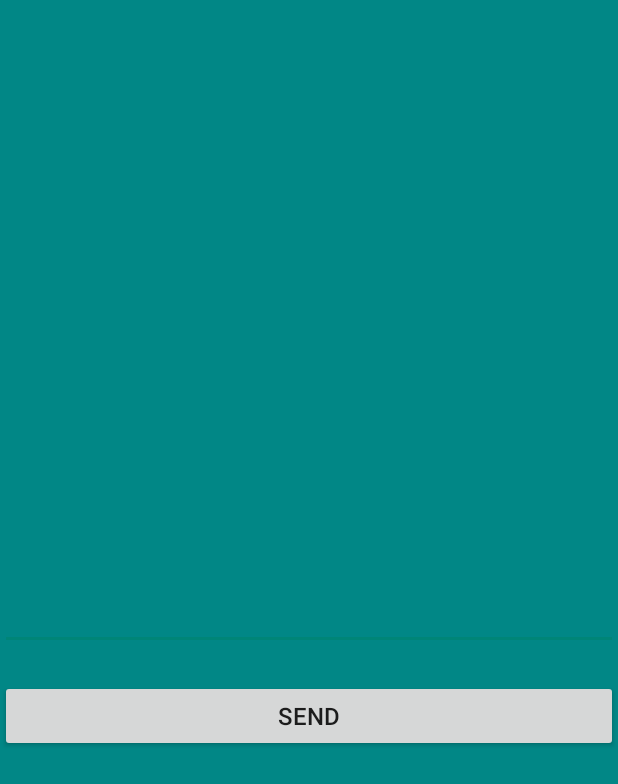
After one commit to gashig007/Weather-App, an Android app: the layout fragment_weather_detail.xml on its own in the app's theme, with its tools: preview values and no code run, on a phone screen of 412 x 824 dp. The commit adds this screen. Shown: the top 784 px of the screen. Run offline under Robolectric (Android 15) with nearby library versions, the phone set to English and light mode, and no system bars.

Commit message:
set 4 hw

```diff
--- a/app/build.gradle
+++ b/app/build.gradle
@@ -1,5 +1,7 @@
 plugins {
     id 'com.android.application'
+    id 'androidx.navigation.safeargs'
+    id 'dagger.hilt.android.plugin'
 }
 
 android {
@@ -56,4 +58,7 @@ dependencies {
     implementation "com.squareup.okhttp3:okhttp-bom:4.9.2"
     implementation "com.squareup.okhttp3:okhttp"
     implementation "com.squareup.okhttp3:logging-interceptor"
+
+    implementation "com.google.dagger:hilt-android:2.41"
+    annotationProcessor "com.google.dagger:hilt-compiler:2.41"
 }
--- a/app/src/main/java/com/geektech/homework53/MainActivity.java
+++ b/app/src/main/java/com/geektech/homework53/MainActivity.java
@@ -4,6 +4,9 @@ import androidx.appcompat.app.AppCompatActivity;
 
 import android.os.Bundle;
 
+import dagger.hilt.android.AndroidEntryPoint;
+
+@AndroidEntryPoint
 public class MainActivity extends AppCompatActivity {
 
     @Override
--- /dev/null
+++ b/app/src/main/java/com/geektech/homework53/common/OnItemClick.java
@@ -0,0 +1,5 @@
+package com.geektech.homework53.common;
+
+public interface OnItemClick <T>{
+    void onItemClick(T data);
+}
--- a/app/src/main/res/layout/fragment_weather.xml
+++ b/app/src/main/res/layout/fragment_weather.xml
@@ -72,7 +72,7 @@
                 android:textStyle="bold"
                 app:layout_constraintEnd_toEndOf="parent"
                 app:layout_constraintTop_toTopOf="parent"
-                android:text="Bishkek" />
+                tools:text="Bishkek" />
 
             <ImageView
                 android:layout_width="wrap_content"
--- /dev/null
+++ b/app/src/main/res/layout/fragment_weather_detail.xml
@@ -0,0 +1,25 @@
+<?xml version="1.0" encoding="utf-8"?>
+<androidx.constraintlayout.widget.ConstraintLayout xmlns:android="http://schemas.android.com/apk/res/android"
+    android:layout_width="match_parent"
+    android:layout_height="match_parent"
+    android:background="@color/teal_700"
+    xmlns:app="http://schemas.android.com/apk/res-auto">
+
+    <EditText
+        android:id="@+id/edittext"
+        android:layout_width="match_parent"
+        android:layout_height="wrap_content"
+        app:layout_constraintTop_toTopOf="parent"
+        android:textSize="16sp"
+        app:layout_constraintBottom_toBottomOf="parent"/>
+
+    <Button
+        android:id="@+id/button"
+        android:layout_width="match_parent"
+        android:layout_height="wrap_content"
+        android:text="Send"
+        android:textSize="16sp"
+        app:layout_constraintTop_toBottomOf="@id/edittext"
+        android:layout_marginTop="20dp"/>
+
+</androidx.constraintlayout.widget.ConstraintLayout>
```
Also changed, not shown: app/src/main/java/com/geektech/homework53/App.java (+2 -10 lines), app/src/main/java/com/geektech/homework53/data/repositories/MainRepositoryImpl.java (renamed from app/src/main/java/com/geektech/homework53/data/repositories/MainRepository.java, +11 -2 lines), app/src/main/java/com/geektech/homework53/data/ui/WeatherFragment.java (+32 -17 lines), app/src/main/java/com/geektech/homework53/data/ui/WeatherViewModel.java (+13 -3 lines), app/src/main/java/com/geektech/homework53/data/ui/weather_detail/WeatherDetailFragment.java (added, +52 -0 lines), app/src/main/java/com/geektech/homework53/di/AppModule.java (added, +48 -0 lines), app/src/main/java/com/geektech/homework53/domain/repository/MainRepository.java (added, +10 -0 lines), app/src/main/res/navigation/nav_graph.xml (+25 -1 lines), build.gradle (+5 -4 lines).
